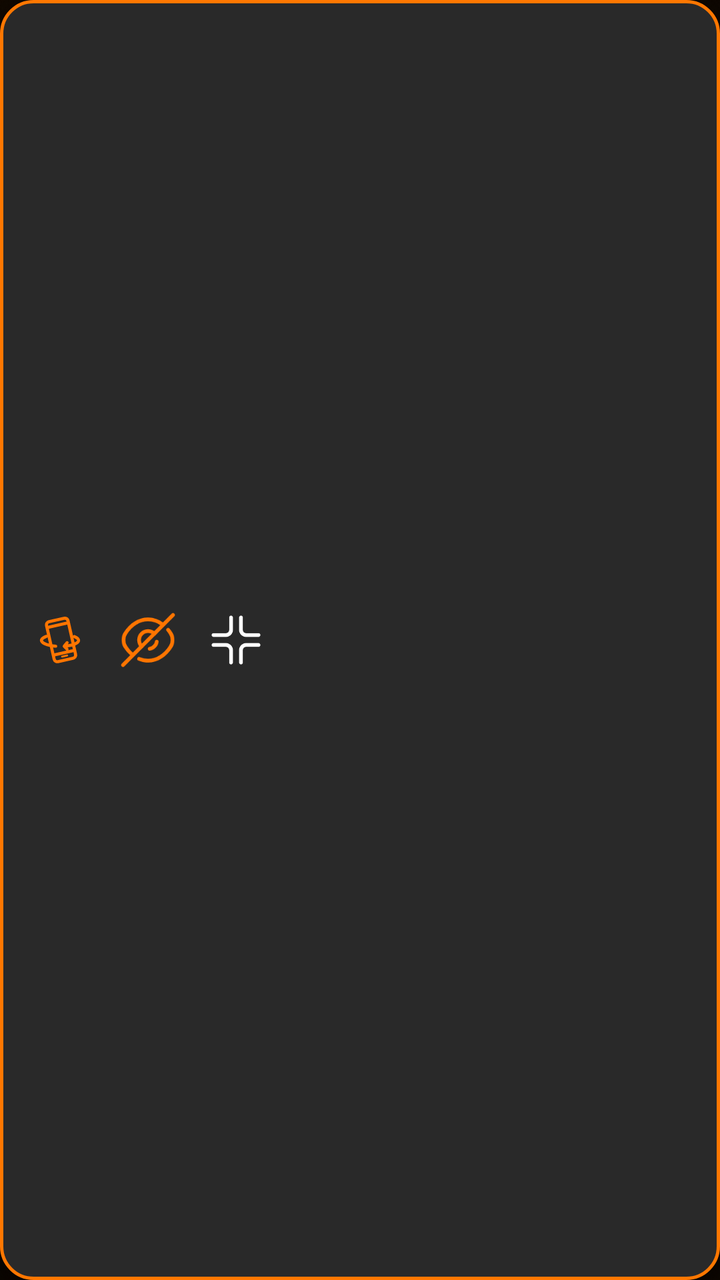
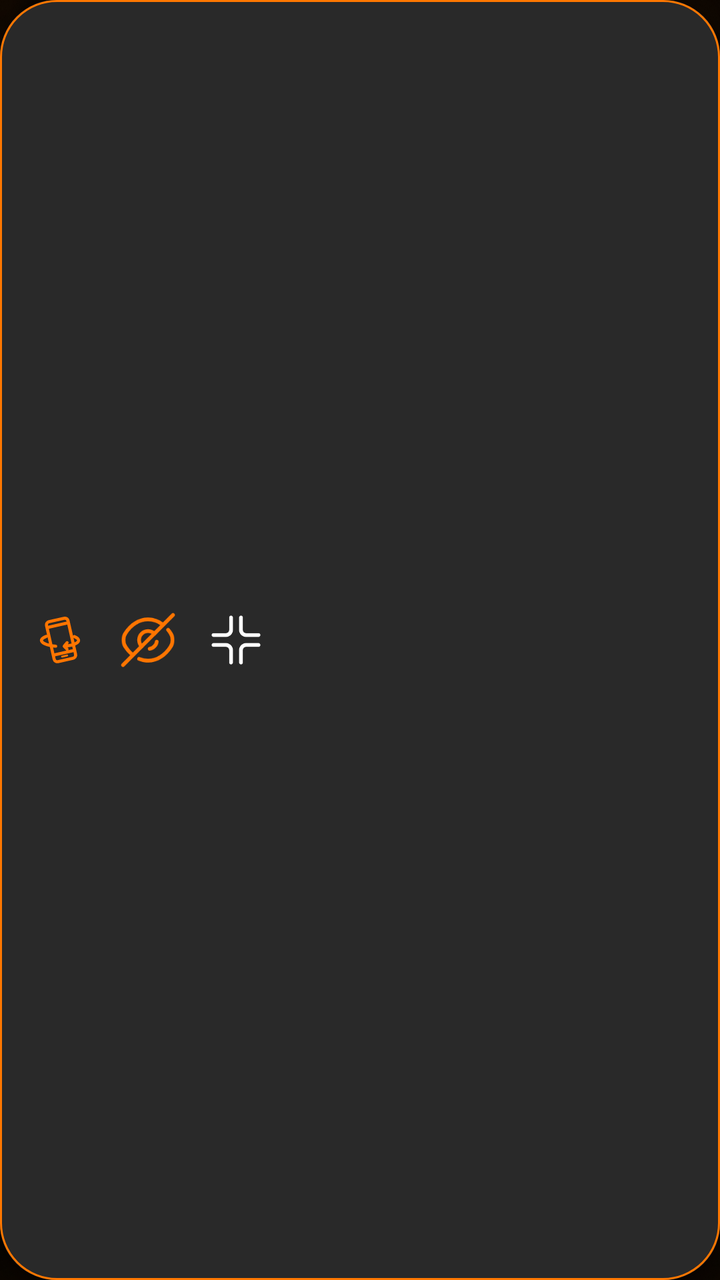

Screens rendered from an Android XML layout before and after an edit, with the pre-edit source and the edit as a unified diff.
<!-- AndroidManifest.xml: application theme Theme.MyApp -->
<!-- res/layout/layout_panel.xml -->
<LinearLayout xmlns:android="http://schemas.android.com/apk/res/android"
    android:layout_width="wrap_content"
    android:layout_height="56dp"
    android:orientation="horizontal"
    android:gravity="center_vertical"
    android:paddingStart="12dp"
    android:paddingEnd="12dp"
    android:background="@drawable/bg_panel"
    android:elevation="6dp">
    <ImageView
        android:id="@+id/btnFeature"
        android:layout_width="36dp"
        android:layout_height="36dp"
        android:src="@drawable/ic_phone_on"
        android:padding="3dp"
        android:layout_marginEnd="8dp"
        android:background="?attr/selectableItemBackgroundBorderless"/>

    <ImageView
        android:id="@+id/btnEye"
        android:layout_width="36dp"
        android:layout_height="36dp"
        android:src="@drawable/ic_eye_on"
        android:padding="3dp"
        android:layout_marginEnd="8dp"
        android:background="?attr/selectableItemBackgroundBorderless"/>

    <ImageView
        android:id="@+id/btnMiniSize"
        android:layout_width="36dp"
        android:layout_height="36dp"
        android:src="@drawable/ic_fomat_size"
        android:padding="3dp"

        android:background="?attr/selectableItemBackgroundBorderless"/>

</LinearLayout>
<!-- resources referenced by this layout -->
<resources>
  <!-- drawable bg_panel (drawable) -->
  <?xml version="1.0" encoding="utf-8"?>
  <shape xmlns:android="http://schemas.android.com/apk/res/android">
      <corners android:radius="16dp" />
      <solid android:color="#292929" />
      <stroke
          android:width="1.5dp"
          android:color="@color/orange_main" />
  </shape>
  <!-- drawable ic_fomat_size (drawable) -->
  <vector xmlns:android="http://schemas.android.com/apk/res/android"
      android:width="24dp"
      android:height="24dp"
      android:viewportWidth="24"
      android:viewportHeight="24">
    <path
        android:pathData="M3,14H8C9.105,14 10,14.895 10,16V21"
        android:strokeLineJoin="round"
        android:strokeWidth="1.5"
        android:fillColor="#00000000"
        android:strokeColor="#ffffff"
        android:strokeLineCap="round"/>
    <path
        android:pathData="M14,21V16C14,14.895 14.895,14 16,14H21"
        android:strokeLineJoin="round"
        android:strokeWidth="1.5"
        android:fillColor="#00000000"
        android:strokeColor="#ffffff"
        android:strokeLineCap="round"/>
    <path
        android:pathData="M21,10H16C14.895,10 14,9.105 14,8V3"
        android:strokeLineJoin="round"
        android:strokeWidth="1.5"
        android:fillColor="#00000000"
        android:strokeColor="#ffffff"
        android:strokeLineCap="round"/>
    <path
        android:pathData="M10,3V8C10,9.105 9.105,10 8,10H3"
        android:strokeLineJoin="round"
        android:strokeWidth="1.5"
        android:fillColor="#00000000"
        android:strokeColor="#ffffff"
        android:strokeLineCap="round"/>
  </vector>
  <style name="Theme.MyApp" parent="Base.Theme.MyApplication" />
  <color name="orange_main">#FF7700</color>
  <style name="Base.Theme.MyApplication" parent="Theme.AppCompat.NoActionBar">
          <item name="android:windowBackground">@drawable/bg_dark</item>
          <item name="android:textColor">@color/white</item>
          <item name="android:windowLightStatusBar">false</item>
          <item name="android:fontFamily">@font/poppins_medium</item>
          <item name="android:textSize">14sp</item>
          <item name="android:includeFontPadding">false</item>
      </style>
  <color name="white">#FFFFFFFF</color>
      //add
  <!-- unchanged entries left out for length: 3 -->
</resources>

<!-- the commit's change to res/layout/layout_panel.xml (unified diff, before → after) -->
@@ -14,7 +14,7 @@
         android:src="@drawable/ic_phone_on"
         android:padding="3dp"
         android:layout_marginEnd="8dp"
-        android:background="?attr/selectableItemBackgroundBorderless"/>
+     />
 
     <ImageView
         android:id="@+id/btnEye"
@@ -23,7 +23,7 @@
         android:src="@drawable/ic_eye_on"
         android:padding="3dp"
         android:layout_marginEnd="8dp"
-        android:background="?attr/selectableItemBackgroundBorderless"/>
+    />
 
     <ImageView
         android:id="@+id/btnMiniSize"
@@ -31,7 +31,6 @@
         android:layout_height="36dp"
         android:src="@drawable/ic_fomat_size"
         android:padding="3dp"
-
-        android:background="?attr/selectableItemBackgroundBorderless"/>
+     />
 
 </LinearLayout>
<!-- resource entries referenced after the edit -->
@@ -1,14 +1,25 @@
 <!-- resources referenced by this layout -->
 <resources>
   <!-- drawable bg_panel (drawable) -->
-  <?xml version="1.0" encoding="utf-8"?>
-  <shape xmlns:android="http://schemas.android.com/apk/res/android">
-      <corners android:radius="16dp" />
-      <solid android:color="#292929" />
-      <stroke
-          android:width="1.5dp"
-          android:color="@color/orange_main" />
-  </shape>
+  <layer-list xmlns:android="http://schemas.android.com/apk/res/android">
+  
+      <item>
+          <shape android:shape="rectangle">
+              <solid android:color="#292929"/>
+              <corners android:radius="28dp"/>
+          </shape>
+      </item>
+  
+      <item>
+          <shape android:shape="rectangle">
+              <stroke
+                  android:width="1dp"
+                  android:color="@color/orange_main"/>
+              <corners android:radius="28dp"/>
+          </shape>
+      </item>
+  
+  </layer-list>
   <!-- drawable ic_fomat_size (drawable) -->
   <vector xmlns:android="http://schemas.android.com/apk/res/android"
       android:width="24dp"
